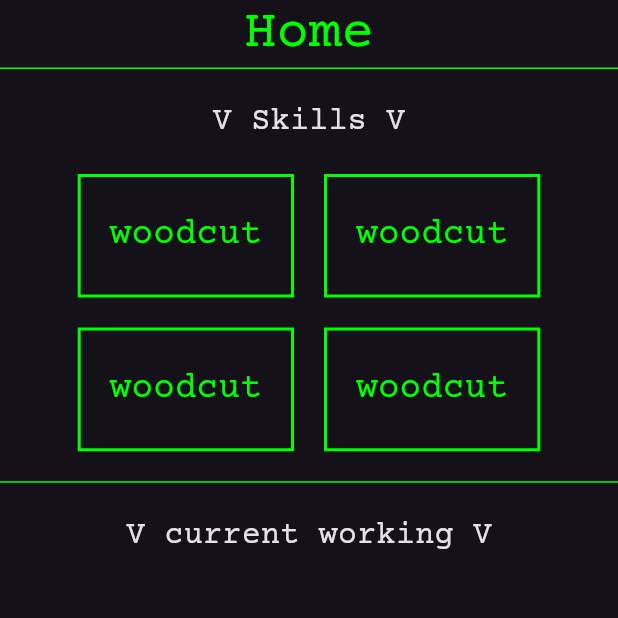
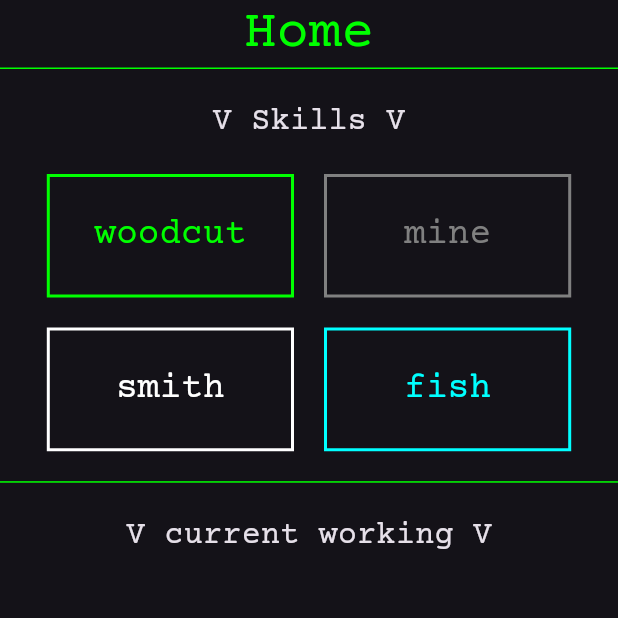
Before and after one commit to daaug/ComputerIdle, a Flutter app: the screen it shows after launch, on a phone screen of 412 x 824 dp, the top half of it. Run offline on Flutter 3.47's test engine with Material 3 defaults, Android fonts, the phone set to English and light mode, and no system bars.

Commit message:
Upd names + colors of skills

```diff
--- a/lib/main.dart
+++ b/lib/main.dart
@@ -45,7 +45,7 @@ class _MyHomePageState extends State<MyHomePage> {
   getScreenWidth(BuildContext ctx){return MediaQuery.of(ctx).size.width;}
   getScreenHeight(BuildContext ctx){return MediaQuery.of(ctx).size.height;}
 
-  OutlinedButton myOutlinedButton(String title, Widget target){
+  OutlinedButton myOutlinedButton(String title, Widget target, Color color){
     return OutlinedButton(
       onPressed: () => Navigator.push(
         context,
@@ -55,12 +55,12 @@ class _MyHomePageState extends State<MyHomePage> {
         shape: MaterialStateProperty.all(RoundedRectangleBorder(
           borderRadius: BorderRadius.circular(0),
         )),
-        minimumSize: MaterialStatePropertyAll(Size(getScreenWidth(context)*0.35, MediaQuery.of(context).size.height*0.10)),
+        minimumSize: MaterialStatePropertyAll(Size(getScreenWidth(context)*0.40, getScreenHeight(context)*0.10)),
         side: MaterialStateProperty.all(BorderSide(
-          color: globalAccentColor,
+          color: color,
           width: 2.0,
         )),
-        foregroundColor: MaterialStateProperty.all(globalFontColor)
+        foregroundColor: MaterialStateProperty.all(color)
       ),
       child: Text(title)
     );
@@ -95,10 +95,10 @@ class _MyHomePageState extends State<MyHomePage> {
                 spacing: 20,
                 runSpacing: 20,
                 children: [
-                  myOutlinedButton("woodcut", const WoodcutPage()),
-                  myOutlinedButton("woodcut", const WoodcutPage()),
-                  myOutlinedButton("woodcut", const WoodcutPage()),
-                  myOutlinedButton("woodcut", const WoodcutPage()),
+                  myOutlinedButton("woodcut", const WoodcutPage(), const Color(0xFF00ff00)),
+                  myOutlinedButton("mine", const WoodcutPage(), const Color(0xFF808080)),
+                  myOutlinedButton("smith", const WoodcutPage(), const Color(0xFFffffff)),
+                  myOutlinedButton("fish", const WoodcutPage(), const Color(0xFF00ffff)),
                 ],
               ),
               SizedBox(height: sizedBoxH),
```
